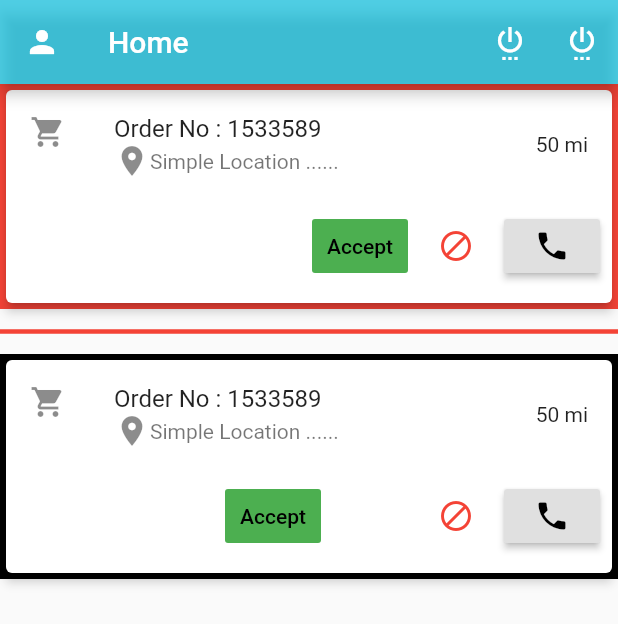
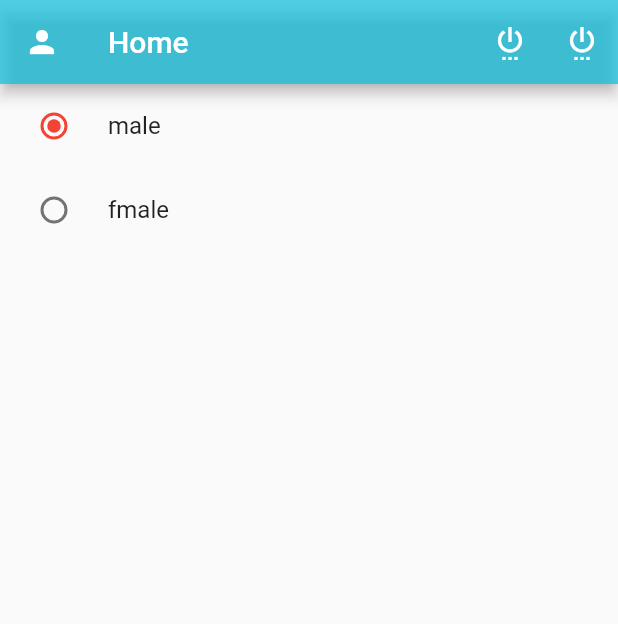
Before and after one commit to development1soft/Flutter-Mastering-Level-1, a Flutter app: the screen it shows after launch, on a phone screen of 412 x 824 dp. Shown: the top 624 px of the screen. Run offline on Flutter 3.47's test engine with Material 2 defaults, Android fonts, the phone set to English and light mode, and no system bars.

Commit message:
textfield - text editing controller - text form field - check box/listtile - radio/listtile

```diff
--- a/lib/src/home.dart
+++ b/lib/src/home.dart
@@ -6,6 +6,18 @@ class HomeScreen extends StatefulWidget{
 }
 
 class _HomeScreenState extends State<HomeScreen> {
+
+  // TextEditingController _nameController = new TextEditingController();
+
+  // final _formKey = GlobalKey<FormState>();
+
+  var _checked = false;
+
+  var _selected = 0;
+
+  var _selected2 = 0;
+
+
   @override
   Widget build(BuildContext context) {
     return Scaffold(
@@ -32,7 +44,126 @@ class _HomeScreenState extends State<HomeScreen> {
       ),
       body: ListView(
         children: <Widget>[
-          Image.network('https://i.stack.imgur.com/ApMnP.png'),
+
+          // Checkbox(
+          //   activeColor: Colors.red,
+          //   checkColor: Colors.black,
+          //   value: _checked,
+          //   onChanged: (value){
+          //     setState(() {
+          //       _checked = value;
+          //     });
+          //   },
+          // )
+          // CheckboxListTile(
+          //   title: Text('agree all terms and conditions'),
+          //   subtitle: Text('welcome to our world'),
+          //   controlAffinity: ListTileControlAffinity.leading,
+          //   activeColor: Colors.red,
+          //   checkColor: Colors.black,
+          //   value: _checked,
+          //   onChanged: (value){
+          //     setState(() {
+          //       _checked = value;
+          //     });
+          //   },
+          // )
+
+          RadioListTile(
+            activeColor: Colors.red,
+            title: Text('male'),
+            value: 0,
+            groupValue: _selected,
+            onChanged: (value){
+              setState(() {
+                _selected = value;
+              });
+            },
+          ),
+
+          RadioListTile(
+            activeColor: Colors.black,
+            controlAffinity: ListTileControlAffinity.leading,
+            title: Text('fmale'),
+            value: 1,
+            groupValue: _selected,
+            onChanged: (value){
+              setState(() {
+                _selected = value;
+              });
+            },
+          )
+
+          // Radio(
+          //   value: 0,
+          //   groupValue: _selected,
+          //   onChanged: (value){
+          //     setState(() {
+          //       _selected = value;
+          //     });
+          //   },
+          // ),
+
+          // Radio(
+          //   value: 1,
+          //   groupValue: _selected,
+          //   onChanged: (value){
+          //     setState(() {
+          //       _selected = value;
+          //     });
+          //   },
+          // )
+
+          // Text('the username is : '+ _nameController.text,style:TextStyle(fontSize: 20)),
+          // Form(
+          //   key: _formKey,
+          //   child: Column(
+          //     children: <Widget>[
+          //       TextFormField(
+          //         controller: _nameController,
+          //         validator: (value){
+          //           if(value.isEmpty)
+          //           {
+          //             return 'please enter your name';
+          //           }
+          //         },
+          //       ),
+          //     ],
+          //   ),
+          // ),
+
+          // RaisedButton(
+          //   child: Text('submit'),
+          //   onPressed: (){
+          //     if(_formKey.currentState.validate())
+          //     {
+          //       print('yes');
+          //     }
+          //   },
+          // ),
+
+          // TextField(
+          //   autocorrect: true,
+          //   autofocus: true,
+          //   cursorColor: Colors.red,
+          //   keyboardType: TextInputType.text,
+          //   obscureText: false,
+          //   // teeyadxtAlign: TextAlign.right,
+          //   // maxLength: 3,
+          //   // maxLines: 5,
+          //   textInputAction: TextInputAction.send,
+          //   controller: _nameController,
+          //   onEditingComplete: (){
+          //     print('done');
+          //   },
+          //   onSubmitted: (value){
+          //     setState(() {
+          //       _nameController.text = value;
+          //     });
+          //     print('done and value is : ' + value.toString());
+          //   },
+          // ),
+          //Image.network('https://i.stack.imgur.com/ApMnP.png'),
           // Image.asset('assets/images/logo.jpg',width: 200,),
           // Padding(
           //   padding:EdgeInsets.only(top:20),
@@ -92,130 +223,130 @@ class _HomeScreenState extends State<HomeScreen> {
           //     ),
           //   ),
           // )
-          Container(
-              width: 300,
-              height: 150,
-              // margin: EdgeInsets.only(bottom: 10),
-              color: Colors.red,
-              child: Card(
-                elevation: 3,
-                child: Column(
-                  children: [
-                    ListTile(
-                      leading: Icon(Icons.shopping_cart),
-                      title: Text('Order No : 1533589'),
-                      subtitle: Row(
-                        children: [
-                          Icon(Icons.location_on),
-                          Text('Simple Location ......')
-                        ],
-                      ),
-                      trailing: Text('50 mi'),
-                      onTap: (){
-                        print('welcome first listtile');
-                      },
-                    ),
-                    ButtonBar(
-                      children: [
-                        FlatButton(
-                          child: Text('Accept'),
-                          color: Colors.green,
-                          textColor: Colors.black,
-                          onLongPress: (){
-                            print('welcome long press');
-                          },
-                          onPressed: (){
-                            print('accept order');
-                          },
-                        ),
-                        IconButton(
-                          icon: Icon(Icons.block),
-                          color : Colors.red,
-                          onPressed: (){
-                            print('reject Order');
-                          },
-                        ),
-                        RaisedButton(
-                          child: Icon(Icons.phone),
-                          //color: Colors.white,
-                          //elevation: 0,
-                          onPressed: (){
-                            print('call customer');
-                          },
-                        )
-                      ],
-                    )
-                  ],
-                ),
-              ),
-            ),
+          // Container(
+          //     width: 300,
+          //     height: 150,
+          //     // margin: EdgeInsets.only(bottom: 10),
+          //     color: Colors.red,
+          //     child: Card(
+          //       elevation: 3,
+          //       child: Column(
+          //         children: [
+          //           ListTile(
+          //             leading: Icon(Icons.shopping_cart),
+          //             title: Text('Order No : 1533589'),
+          //             subtitle: Row(
+          //               children: [
+          //                 Icon(Icons.location_on),
+          //                 Text('Simple Location ......')
+          //               ],
+          //             ),
+          //             trailing: Text('50 mi'),
+          //             onTap: (){
+          //               print('welcome first listtile');
+          //             },
+          //           ),
+          //           ButtonBar(
+          //             children: [
+          //               FlatButton(
+          //                 child: Text('Accept'),
+          //                 color: Colors.green,
+          //                 textColor: Colors.black,
+          //                 onLongPress: (){
+          //                   print('welcome long press');
+          //                 },
+          //                 onPressed: (){
+          //                   print('accept order');
+          //                 },
+          //               ),
+          //               IconButton(
+          //                 icon: Icon(Icons.block),
+          //                 color : Colors.red,
+          //                 onPressed: (){
+          //                   print('reject Order');
+          //                 },
+          //               ),
+          //               RaisedButton(
+          //                 child: Icon(Icons.phone),
+          //                 //color: Colors.white,
+          //                 //elevation: 0,
+          //                 onPressed: (){
+          //                   print('call customer');
+          //                 },
+          //               )
+          //             ],
+          //           )
+          //         ],
+          //       ),
+          //     ),
+          //   ),
             // SizedBox(
             //   height: 10,
             // ),
-            Divider(
-              color: Colors.red,
-              thickness: 3,
-              height: 30,
-            ),
-            Container(
-              width: 300,
-              height: 150,
-              color: Colors.black,
-              child: Card(
-                elevation: 3,
-                child: Column(
-                  children: [
-                    ListTile(
-                      leading: Icon(Icons.shopping_cart),
-                      title: Text('Order No : 1533589'),
-                      subtitle: Row(
-                        children: [
-                          Icon(Icons.location_on),
-                          Text('Simple Location ......')
-                        ],
-                      ),
-                      trailing: Text('50 mi'),
-                      onTap: (){
-                        print('welcome first listtile');
-                      },
-                    ),
-                    ButtonBar(
-                      children: [
-                        FlatButton(
-                          child: Text('Accept'),
-                          color: Colors.green,
-                          textColor: Colors.black,
-                          onLongPress: (){
-                            print('welcome long press');
-                          },
-                          onPressed: (){
-                            print('accept order');
-                          },
-                        ),
-                        SizedBox(
-                          width: 50,
-                        ),
-                        IconButton(
-                          icon: Icon(Icons.block),
-                          color : Colors.red,
-                          onPressed: (){
-                            print('reject Order');
-                          },
-                        ),
-                        RaisedButton(
-                          child: Icon(Icons.phone),
-                          //color: Colors.white,
-                          //elevation: 0,
-                          onPressed: (){
-                            print('call customer');
-                          },
-                        )
-                      ],
-                    )
-                  ],
-                ),
-              ),
-            ),
+            // Divider(
+            //   color: Colors.red,
+            //   thickness: 3,
+            //   height: 30,
+            // ),
+            // Container(
+            //   width: 300,
+            //   height: 150,
+            //   color: Colors.black,
+            //   child: Card(
+            //     elevation: 3,
+            //     child: Column(
+            //       children: [
+            //         ListTile(
+            //           leading: Icon(Icons.shopping_cart),
+            //           title: Text('Order No : 1533589'),
+            //           subtitle: Row(
+            //             children: [
+            //               Icon(Icons.location_on),
+            //               Text('Simple Location ......')
+            //             ],
+            //           ),
+            //           trailing: Text('50 mi'),
+            //           onTap: (){
+            //             print('welcome first listtile');
+            //           },
+            //         ),
+            //         ButtonBar(
+            //           children: [
+            //             FlatButton(
+            //               child: Text('Accept'),
+            //               color: Colors.green,
+            //               textColor: Colors.black,
+            //               onLongPress: (){
+            //                 print('welcome long press');
+            //               },
+            //               onPressed: (){
+            //                 print('accept order');
+            //               },
+            //             ),
+            //             SizedBox(
+            //               width: 50,
+            //             ),
+            //             IconButton(
+            //               icon: Icon(Icons.block),
+            //               color : Colors.red,
+            //               onPressed: (){
+            //                 print('reject Order');
+            //               },
+            //             ),
+            //             RaisedButton(
+            //               child: Icon(Icons.phone),
+            //               //color: Colors.white,
+            //               //elevation: 0,
+            //               onPressed: (){
+            //                 print('call customer');
+            //               },
+            //             )
+            //           ],
+            //         )
+            //       ],
+            //     ),
+            //   ),
+            // ),
         ],
       ),
     );
```
